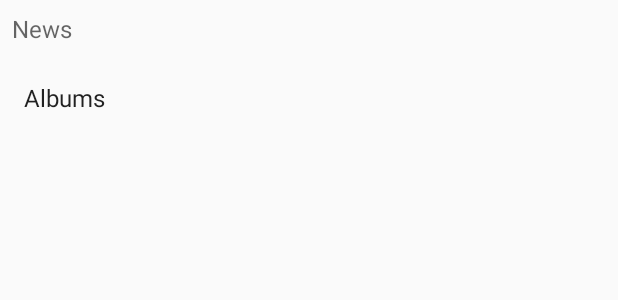
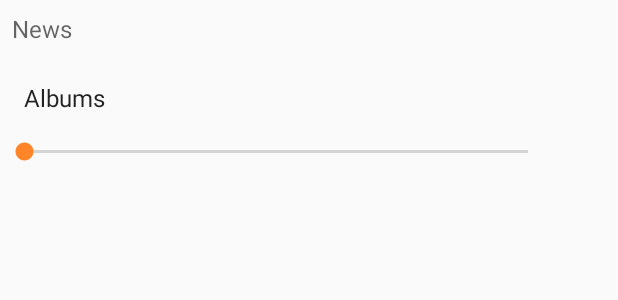
Before and after one commit to ferranjuanchiner/ProjecteM07FerraniAdrian, an Android app: the layout activity_detail.xml on its own in the app's theme, with its tools: preview values and no code run, on a phone screen of 412 x 824 dp. Shown: the top 300 px of the screen. Run offline under Robolectric (Android 15) with nearby library versions, the phone set to English and light mode, and no system bars; Roboto replaces fonts that are not available here.

Commit message:
Detail Activity

```diff
--- a/app/src/main/res/layout/activity_detail.xml
+++ b/app/src/main/res/layout/activity_detail.xml
@@ -1,9 +1,9 @@
 <?xml version="1.0" encoding="utf-8"?>
 <ScrollView xmlns:android="http://schemas.android.com/apk/res/android"
+    xmlns:tools="http://schemas.android.com/tools"
     android:layout_width="match_parent"
     android:layout_height="match_parent">
-<RelativeLayout xmlns:android="http://schemas.android.com/apk/res/android"
-    xmlns:tools="http://schemas.android.com/tools"
+<RelativeLayout
     android:layout_width="match_parent"
     android:layout_height="wrap_content"
     tools:context="com.example.android.P2_JuanChiner_Ferran.DetailActivity">
@@ -38,5 +38,11 @@
         android:padding="16dp"
         android:layout_below="@id/newsTitleDetail"
         style="@style/TextAppearance.AppCompat.Subhead" />
+
+    <SeekBar
+        android:id="@+id/musicSeekBar"
+        android:layout_width="368dp"
+        android:layout_height="match_parent"
+        android:layout_below="@id/subTitleDetail"/>
 </RelativeLayout>
 </ScrollView>
```
Also changed, not shown: app/src/main/java/cat/copernic/ferranjuan/projectem07ferraniadrian/DetailActivity.java (+25 -0 lines).
